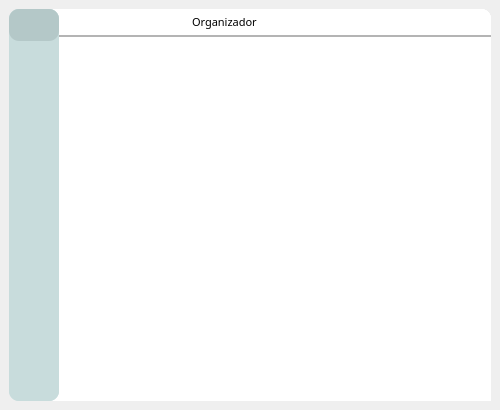
Above: side/untitled.ui from grigio888/organizador before the change. Below: the same form after it.
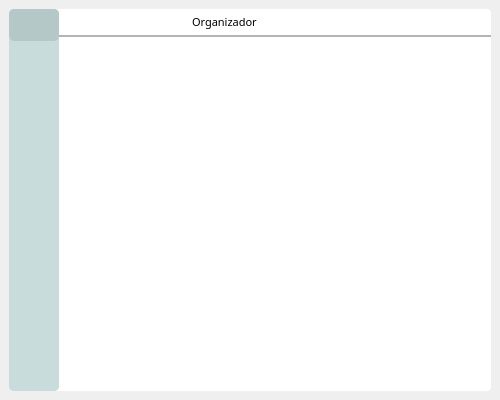
That is the form after the change. Icons and pictures are not drawn.

What changed in the file:
```diff
--- a/side/untitled.ui
+++ b/side/untitled.ui
@@ -7,9 +7,15 @@
     <x>0</x>
     <y>0</y>
     <width>500</width>
-    <height>410</height>
+    <height>400</height>
    </rect>
   </property>
+  <property name="minimumSize">
+   <size>
+    <width>500</width>
+    <height>400</height>
+   </size>
+  </property>
   <property name="windowTitle">
    <string>MainWindow</string>
   </property>
@@ -22,7 +28,7 @@
      <widget class="QFrame" name="frame">
       <property name="styleSheet">
        <string notr="true">background-color: rgb(255,255,255);
-border-radius: 10px;</string>
+border-radius: 5px;</string>
       </property>
       <property name="frameShape">
        <enum>QFrame::StyledPanel</enum>
@@ -280,6 +286,12 @@
           </item>
           <item alignment="Qt::AlignBottom">
            <widget class="QFrame" name="b_menu_inferior">
+            <property name="minimumSize">
+             <size>
+              <width>0</width>
+              <height>67</height>
+             </size>
+            </property>
             <property name="frameShape">
              <enum>QFrame::StyledPanel</enum>
             </property>
@@ -688,14 +700,14 @@
               <widget class="QFrame" name="espacador_2">
                <property name="minimumSize">
                 <size>
-                 <width>10</width>
-                 <height>10</height>
+                 <width>12</width>
+                 <height>12</height>
                 </size>
                </property>
                <property name="maximumSize">
                 <size>
-                 <width>10</width>
-                 <height>10</height>
+                 <width>12</width>
+                 <height>12</height>
                 </size>
                </property>
                <property name="frameShape">
```
Left out of the diff: 52 changed lines with no effect on the pictures.
